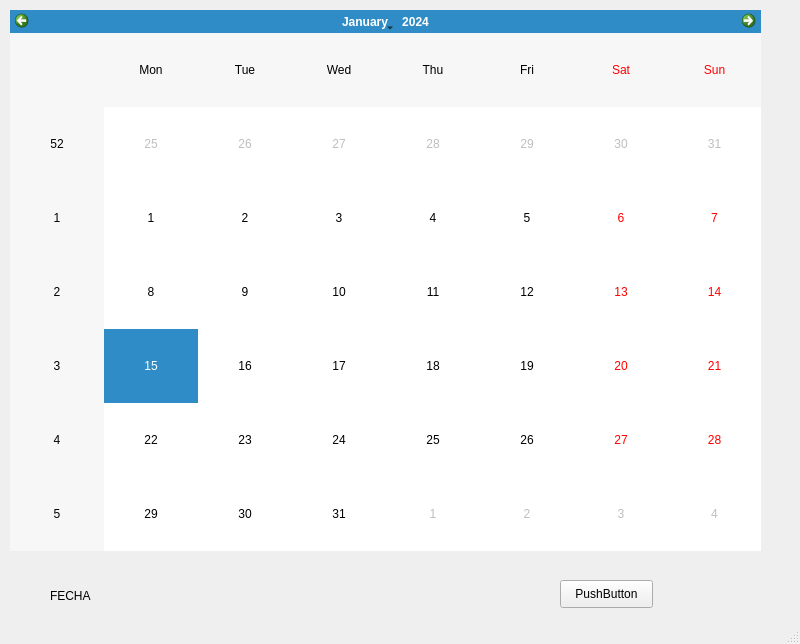
The window that frontend/vistas/calendario/calendario.ui (Johnatanvq/pooAPP) describes before a commit, drawn with Qt 5.
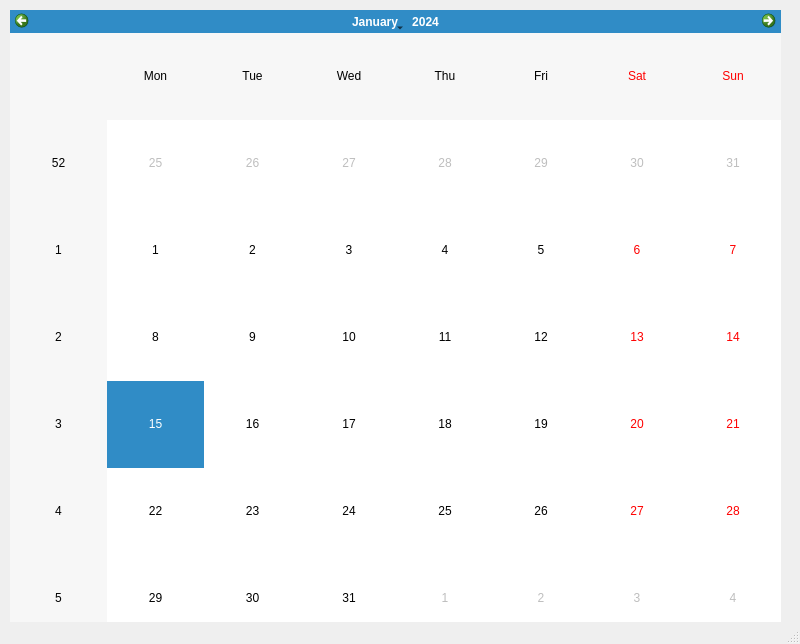
The same window after the commit.

Commit message: calendario vista eliminacion componentes innecesarios

```diff
--- a/frontend/vistas/calendario/calendario.ui
+++ b/frontend/vistas/calendario/calendario.ui
@@ -19,37 +19,11 @@
      <rect>
       <x>10</x>
       <y>10</y>
-      <width>751</width>
-      <height>541</height>
+      <width>771</width>
+      <height>631</height>
      </rect>
     </property>
    </widget>
-   <widget class="QPushButton" name="pushButton">
-    <property name="geometry">
-     <rect>
-      <x>560</x>
-      <y>580</y>
-      <width>93</width>
-      <height>28</height>
-     </rect>
-    </property>
-    <property name="text">
-     <string>PushButton</string>
-    </property>
-   </widget>
-   <widget class="QLabel" name="label">
-    <property name="geometry">
-     <rect>
-      <x>50</x>
-      <y>580</y>
-      <width>161</width>
-      <height>31</height>
-     </rect>
-    </property>
-    <property name="text">
-     <string>FECHA</string>
-    </property>
-   </widget>
   </widget>
   <widget class="QStatusBar" name="statusbar"/>
  </widget>
```
The commit also changes 1 other file.
